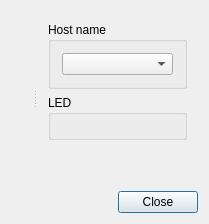
Above: redpitayacontroldialog.ui from AlexeyVKrasnoperov/RedPitayaControl before the change. Below: the same form after it.
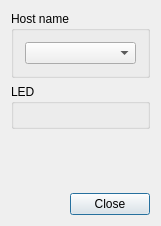
That is the form after the change.

The edit to the form file:
```diff
--- a/redpitayacontroldialog.ui
+++ b/redpitayacontroldialog.ui
@@ -6,8 +6,8 @@
    <rect>
     <x>0</x>
     <y>0</y>
-    <width>196</width>
-    <height>224</height>
+    <width>151</width>
+    <height>226</height>
    </rect>
   </property>
   <property name="windowTitle">
@@ -15,14 +15,8 @@
   </property>
   <layout class="QVBoxLayout" name="verticalLayout_2">
    <item>
-    <widget class="QSplitter" name="splitter">
-     <property name="orientation">
-      <enum>Qt::Horizontal</enum>
-     </property>
-     <widget class="QWidget" name="oscillographWidget" native="true">
-      <layout class="QVBoxLayout" name="verticalLayoutOscillograph"/>
-     </widget>
-     <widget class="QWidget" name="layoutWidget">
+    <layout class="QHBoxLayout" name="horizontalLayoutMain">
+     <item>
       <layout class="QVBoxLayout" name="verticalLayoutControl">
        <item>
         <widget class="QGroupBox" name="groupBoxHostName">
@@ -84,8 +78,8 @@
         </spacer>
        </item>
       </layout>
-     </widget>
-    </widget>
+     </item>
+    </layout>
    </item>
    <item>
     <layout class="QHBoxLayout" name="horizontalLayout">
```
